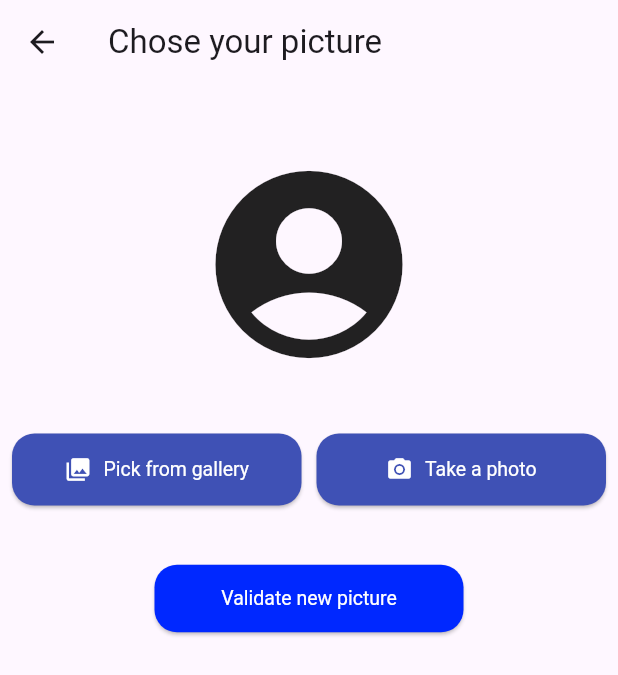
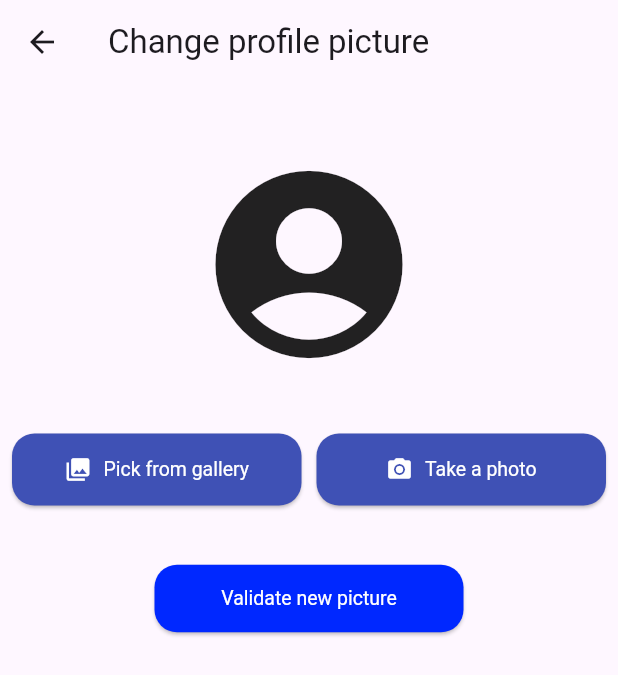
Before and after one commit to Yanislammari/X-Project-Flutter, a Flutter app: the ProfileScreen screen opened by its route, after a tap on "Change Profile Picture", on a phone screen of 412 x 824 dp. Shown: the top 675 px of the screen. Run offline on Flutter 3.47's test engine with Material 3 defaults, Android fonts, the phone set to English and light mode, and no system bars; our stand-ins replace cloud_firestore, firebase_auth, firebase_core, firebase_storage, flutter_bloc, google_sign_in and 1 more; accounts and stored records are empty; generated files the repository leaves out were written again.

Commit message:
Some optimisation and localize

```diff
--- a/lib/l10n/app_en.arb
+++ b/lib/l10n/app_en.arb
@@ -34,5 +34,19 @@
   "registerPasswordScreen_textFieldConfirmPasswordPlaceHolder": "Confirm password",
   "registerPasswordScreen_textTooShort": "Password must ba at least 6 characters",
   "registerPasswordScreen_textNotSame": "Password are not matching",
-  "registerPasswordScreen_buttonValidate": "Validate and go to onboarding"
+  "registerPasswordScreen_buttonValidate": "Validate and go to onboarding",
+
+  "profileScreen_title": "Profile",
+  "profileScreen_defaultError": "Nothing to update",
+  "profileScreen_defaultError2": "An error occurred, please try again later.",
+  "profileScreen_successMessage": "Profile updated successfully",
+  "profileScreen_buttonChangeProfilePic": "Change Profile Picture",
+  "profileScreen_textFieldPseudoPlaceholder": "New pseudo",
+  "profileScreen_textFieldBioPlaceholder": "New bio",
+  "profileScreen_buttonValidate": "Save new profile",
+
+  "profileChangePictureScreen_title": "Change profile picture",
+  "profileChangePictureScreen_defaultError": "An error occurred while updating your image. Please try again.",
+  "profileChangePictureScreen_successMessage": "Image updated successfully!",
+  "profileChangePictureScreen_buttonValidate": "Validate new picture"
 }
--- a/lib/profile_screen/change_picture_screen.dart
+++ b/lib/profile_screen/change_picture_screen.dart
@@ -1,7 +1,6 @@
 import 'package:flutter/material.dart';
 import 'package:flutter_bloc/flutter_bloc.dart';
 import 'package:image_picker/image_picker.dart';
-import 'package:x_project_flutter/core/blocs/on_boarding_bloc/on_boarding_bloc.dart';
 import 'package:x_project_flutter/core/blocs/user_data_bloc/user_data_bloc.dart';
 
 import '../l10n/generated/app_localizations.dart';
@@ -32,19 +31,19 @@ class _ProfileChangeImageScreenState extends State<ProfileChangeImageScreen> {
     final loc = AppLocalizations.of(context)!;
 
     return Scaffold(
-      appBar: AppBar(title: Text(loc.registerImageScreen_title)),
+      appBar: AppBar(title: Text(loc.profileChangePictureScreen_title)),
       body: BlocListener<UserDataBloc, UserDataState>(
         listener: (context, state) {
           if(state.status == UserDataStatus.updateImageSuccess){
             ScaffoldMessenger.of(context).showSnackBar(
               SnackBar(
-                content: Text("Image updated successfully!"),
+                content: Text(loc.profileChangePictureScreen_successMessage),
               ),
             );
           } else if (state.status == UserDataStatus.imageInvalid) {
             ScaffoldMessenger.of(context).showSnackBar(
               SnackBar(
-                content: Text("An error occurred while updating your image. Please try again."),
+                content: Text(loc.profileChangePictureScreen_defaultError),
               ),
             );
           }
@@ -58,7 +57,7 @@ class _ProfileChangeImageScreenState extends State<ProfileChangeImageScreen> {
               return ScaffoldMessenger(
                 child: SnackBar(
                   content: Text(
-                    "An error occurred while loading your profile data. Please try again later.",
+                    loc.profileChangePictureScreen_defaultError,
                   ),
                 ),
               );
@@ -160,7 +159,7 @@ class _ProfileChangeImageScreenState extends State<ProfileChangeImageScreen> {
                           () => context.read<UserDataBloc>().add(
                             UserDataUpdateImage(),
                           ),
-                      child: Text("Validate new picture"),
+                      child: Text(loc.profileChangePictureScreen_buttonValidate),
                     ),
                   ),
                 ],
--- a/lib/profile_screen/profile_screen.dart
+++ b/lib/profile_screen/profile_screen.dart
@@ -3,6 +3,8 @@ import 'package:flutter_bloc/flutter_bloc.dart';
 import 'package:x_project_flutter/core/blocs/user_data_bloc/user_data_bloc.dart';
 import 'package:x_project_flutter/profile_screen/change_picture_screen.dart';
 import 'package:x_project_flutter/widget/text_field_decoration.dart';
+
+import '../l10n/generated/app_localizations.dart';
 
 class ProfileScreen extends StatefulWidget {
   static const String routeName = '/profile';
@@ -47,15 +49,16 @@ class _ProfileScreenState extends State<ProfileScreen> {
 
   @override
   Widget build(BuildContext context) {
+    final loc = AppLocalizations.of(context)!;
     return Scaffold(
-      appBar: AppBar(title: Text('Profile')),
+      appBar: AppBar(title: Text(loc.profileScreen_title)),
       body: BlocListener<UserDataBloc, UserDataState>(
         listener: (context, state) {
           if (state.status == UserDataStatus.descBioInvalid) {
             ScaffoldMessenger.of(context).showSnackBar(
               SnackBar(
                 content: Text(
-                  state.message ?? "Nothing to update",
+                  state.message ?? loc.profileScreen_defaultError,
                 ),
               ),
             );
@@ -68,7 +71,7 @@ class _ProfileScreenState extends State<ProfileScreen> {
             ScaffoldMessenger.of(context).showSnackBar(
               SnackBar(
                 content: Text(
-                  "Profile updated successfully",
+                  loc.profileScreen_successMessage,
                 ),
               ),
             );
@@ -78,14 +81,13 @@ class _ProfileScreenState extends State<ProfileScreen> {
           else if(state.status == UserDataStatus.error) {
             ScaffoldMessenger.of(context).showSnackBar(
               SnackBar(
-                content: Text(
-                  "An error occurred, please try again later.",
-                ),
+                content: Text(loc.profileScreen_defaultError2),
               ),
             );
           }
         },
         child: BlocBuilder<UserDataBloc, UserDataState>(
+          buildWhen: (prev, curr) => prev.user?.imagePath != curr.user?.imagePath,
           builder: (context, state) {
             if (state.status == UserDataStatus.loading) {
               // Loading indicator
@@ -94,14 +96,13 @@ class _ProfileScreenState extends State<ProfileScreen> {
               // Error screen
               return Center(
                 child: Text(
-                  "Error loading profile data, please try again later.",
+                  loc.profileScreen_defaultError2,
                   style: TextStyle(color: Colors.red, fontSize: 13),
                   textAlign: TextAlign.center,
                 ),
               );
             }
             else {
-              final imagePath = state.user?.imagePath ?? '';
               return SingleChildScrollView(
                 child: Container(
                   margin: EdgeInsets.all(15),
@@ -111,7 +112,7 @@ class _ProfileScreenState extends State<ProfileScreen> {
                       SizedBox(height: 20),
                       ClipOval(
                         child:
-                        imagePath.isNotEmpty
+                        (state.user?.imagePath?.isNotEmpty ?? false)
                             ? Image.network(
                           state.user!.imagePath!,
                           fit: BoxFit.cover,
@@ -147,22 +148,20 @@ class _ProfileScreenState extends State<ProfileScreen> {
                           // Wrap content tightly
                           children: [
                             Icon(Icons.mode),
-                            // Icon fitting "change profile picture"
                             SizedBox(width: 8),
-                            // Spacing between icon and text
-                            Text("Change Profile Picture"),
+                            Text(loc.profileScreen_buttonChangeProfilePic),
                           ],
                         ),
                       ),
                       SizedBox(height: 20),
                       TextField(
                         controller: pseudoController,
-                        decoration: textFieldMainDeco("New pseudo"),
+                        decoration: textFieldMainDeco(loc.profileScreen_textFieldPseudoPlaceholder),
                         maxLength: 25,
                       ),
                       TextField(
                         controller: bioController,
-                        decoration: textFieldMainDeco("New bio"),
+                        decoration: textFieldMainDeco(loc.profileScreen_textFieldBioPlaceholder),
                         maxLength: 350,
                         minLines: 5,
                         maxLines: 15,
@@ -176,7 +175,7 @@ class _ProfileScreenState extends State<ProfileScreen> {
                             bio: bioController.text,
                           ),
                         ),
-                        child: Text("Save new profile"),
+                        child: Text(loc.profileScreen_buttonValidate),
                       ),
                     ],
                   ),
```
